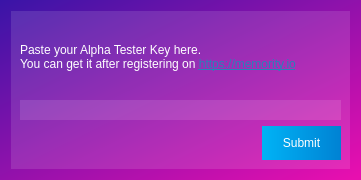
First picture: the form in memority/gui/ui/add_key.ui, repository Memority/memority, before the edit.
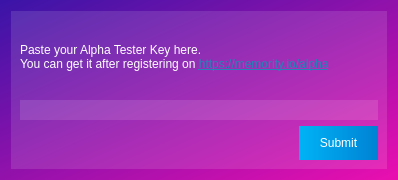
Second picture: the form after the edit. Icons and pictures are not drawn.

```diff
--- a/memority/gui/ui/add_key.ui
+++ b/memority/gui/ui/add_key.ui
@@ -9,7 +9,7 @@
    <rect>
     <x>0</x>
     <y>0</y>
-    <width>361</width>
+    <width>398</width>
     <height>180</height>
    </rect>
   </property>
@@ -79,7 +79,7 @@
        <rect>
         <x>0</x>
         <y>0</y>
-        <width>349</width>
+        <width>386</width>
         <height>168</height>
        </rect>
       </property>
@@ -90,7 +90,7 @@
        <item>
         <widget class="QLabel" name="label">
          <property name="text">
-          <string>&lt;html&gt;&lt;head/&gt;&lt;body&gt;&lt;p&gt;Paste your Alpha Tester Key here.&lt;br/&gt;You can get it after registering on &lt;a href=&quot;https://memority.io&quot;&gt;&lt;span style=&quot; text-decoration: underline; color:#2980b9;&quot;&gt;https://memority.io&lt;/span&gt;&lt;/a&gt;&lt;/p&gt;&lt;/body&gt;&lt;/html&gt;</string>
+          <string>&lt;html&gt;&lt;head/&gt;&lt;body&gt;&lt;p&gt;Paste your Alpha Tester Key here.&lt;br/&gt;You can get it after registering on &lt;a href=&quot;https://memority.io&quot;&gt;&lt;span style=&quot; text-decoration: underline; color:#2980b9;&quot;&gt;https://memority.io/alpha&lt;/span&gt;&lt;/a&gt;&lt;/p&gt;&lt;/body&gt;&lt;/html&gt;</string>
          </property>
          <property name="openExternalLinks">
           <bool>true</bool>
```
